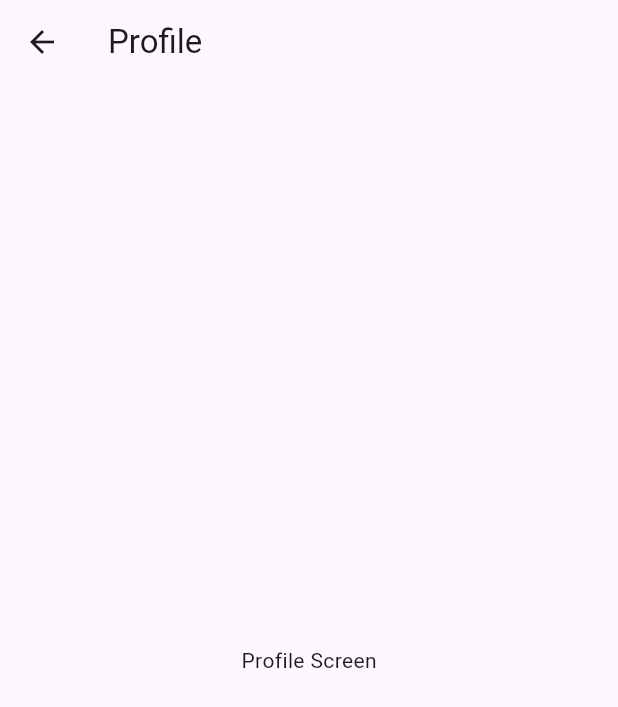
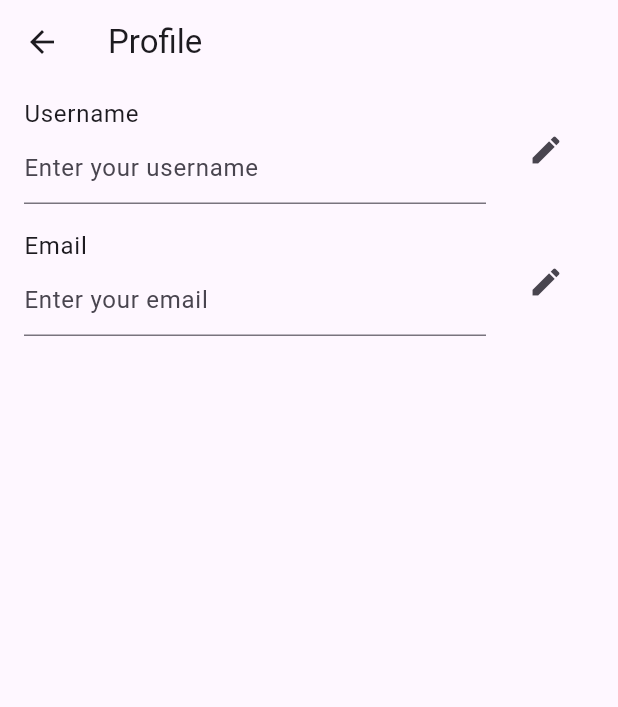
Before and after one commit to Vukp17/fishing_forecast, a Flutter app: the ProfileScreen screen opened directly, on a phone screen of 412 x 824 dp. Shown: the top 707 px of the screen. Run offline on Flutter 3.47's test engine with Material 3 defaults, Android fonts, the phone set to English and light mode, and no system bars; our stand-ins replace google_maps_flutter, google_sign_in, image_picker, shared_preferences; missing offline and left inert: flag; accounts and stored records are empty; generated files the repository leaves out were written again.

Commit message:
Refactor profile screen UI to include editable username and email fields

```diff
--- a/lib/screens/profile_screen.dart
+++ b/lib/screens/profile_screen.dart
@@ -1,14 +1,65 @@
+import 'package:fishingapp/models/user_model.dart';
 import 'package:flutter/material.dart';
 
-class ProfileScreen extends StatelessWidget {
+class ProfileScreen extends StatefulWidget {
+  final User? user;
+
+  ProfileScreen({this.user});
+
+  @override
+  _ProfileScreenState createState() => _ProfileScreenState();
+}
+
+class _ProfileScreenState extends State<ProfileScreen> {
+  late TextEditingController _usernameController;
+  late TextEditingController _emailController;
+
+  @override
+  void initState() {
+    super.initState();
+    _usernameController = TextEditingController(text: widget.user?.username);
+    _emailController = TextEditingController(text: widget.user?.email);
+  }
+
   @override
   Widget build(BuildContext context) {
     return Scaffold(
       appBar: AppBar(
         title: Text('Profile'),
       ),
-      body: Center(
-        child: Text('Profile Screen'),
+      body: ListView(
+        children: <Widget>[
+          ListTile(
+            title: Text('Username'),
+            subtitle: TextField(
+              controller: _usernameController,
+              decoration: InputDecoration(
+                hintText: 'Enter your username',
+              ),
+            ),
+            trailing: IconButton(
+              icon: Icon(Icons.edit),
+              onPressed: () {
+                // Add your logic here to update the username
+              },
+            ),
+          ),
+          ListTile(
+            title: Text('Email'),
+            subtitle: TextField(
+              controller: _emailController,
+              decoration: InputDecoration(
+                hintText: 'Enter your email',
+              ),
+            ),
+            trailing: IconButton(
+              icon: Icon(Icons.edit),
+              onPressed: () {
+                // Add your logic here to update the email
+              },
+            ),
+          ),
+        ],
       ),
     );
   }
--- a/lib/widgets/main/app_drawer.dart
+++ b/lib/widgets/main/app_drawer.dart
@@ -1,5 +1,6 @@
 import 'package:fishingapp/models/user_model.dart';
 import 'package:fishingapp/screens/history_catches_screen.dart';
+import 'package:fishingapp/screens/profile_screen.dart';
 import 'package:flag/flag.dart';
 import 'package:flag/flag_widget.dart';
 import 'package:flutter/material.dart';
@@ -8,7 +9,6 @@ import 'package:fishingapp/providers/language_provider.dart';
 
 import 'package:flutter_localizations/flutter_localizations.dart';
 
-
 class AppDrawer extends StatelessWidget {
   @override
   Widget build(BuildContext context) {
@@ -16,6 +16,23 @@ class AppDrawer extends StatelessWidget {
       child: ListView(
         padding: EdgeInsets.zero,
         children: <Widget>[
+          Consumer<UserModel>(
+            builder: (context, userModel, child) {
+              return ListTile(
+                leading: const Icon(Icons.settings),
+                title: const Text('Edit User Settings'),
+                onTap: () {
+                  Navigator.push(
+                    context,
+                    MaterialPageRoute(
+                      builder: (context) => ProfileScreen(user: userModel.user),
+                    ),
+                  );
+                },
+              );
+            },
+          ),
+          // .
           Consumer<UserModel>(
             builder: (context, userModel, child) {
               return UserAccountsDrawerHeader(
@@ -30,7 +47,8 @@ class AppDrawer extends StatelessWidget {
                     end: Alignment.bottomRight,
                   ), // Set the color here
                 ),
-                accountEmail: Text(userModel.user?.email ?? 'guest@example.com'),
+                accountEmail:
+                    Text(userModel.user?.email ?? 'guest@example.com'),
                 currentAccountPicture: const CircleAvatar(
                   child: Icon(Icons.person),
                   backgroundColor: Colors.white,
@@ -47,8 +65,8 @@ class AppDrawer extends StatelessWidget {
                 title: const Text('English'),
                 onTap: () {
                   Locale newLocale = const Locale('en', 'US');
-                  Provider.of<LanguageProvider>(context, listen: false).changeLocale(newLocale);
-
+                  Provider.of<LanguageProvider>(context, listen: false)
+                      .changeLocale(newLocale);
                 },
               ),
               ListTile(
@@ -56,7 +74,8 @@ class AppDrawer extends StatelessWidget {
                 title: const Text('Serbian'),
                 onTap: () {
                   Locale newLocale = const Locale('sr', 'RS');
-                  Provider.of<LanguageProvider>(context, listen: false).changeLocale(newLocale);
+                  Provider.of<LanguageProvider>(context, listen: false)
+                      .changeLocale(newLocale);
                   // Update the locale of your app to Spanish here
                 },
               ),
@@ -80,16 +99,16 @@ class AppDrawer extends StatelessWidget {
               // Add more languages here
             ],
           ),
-            ListTile(
+          ListTile(
             leading: const Icon(Icons.history),
             title: const Text('History of Catches'),
             onTap: () {
               Navigator.push(
-              context,
-              MaterialPageRoute(builder: (context) => HistoryCatchesScreen()),
+                context,
+                MaterialPageRoute(builder: (context) => HistoryCatchesScreen()),
               );
             },
-            ),
+          ),
         ],
       ),
     );
```
